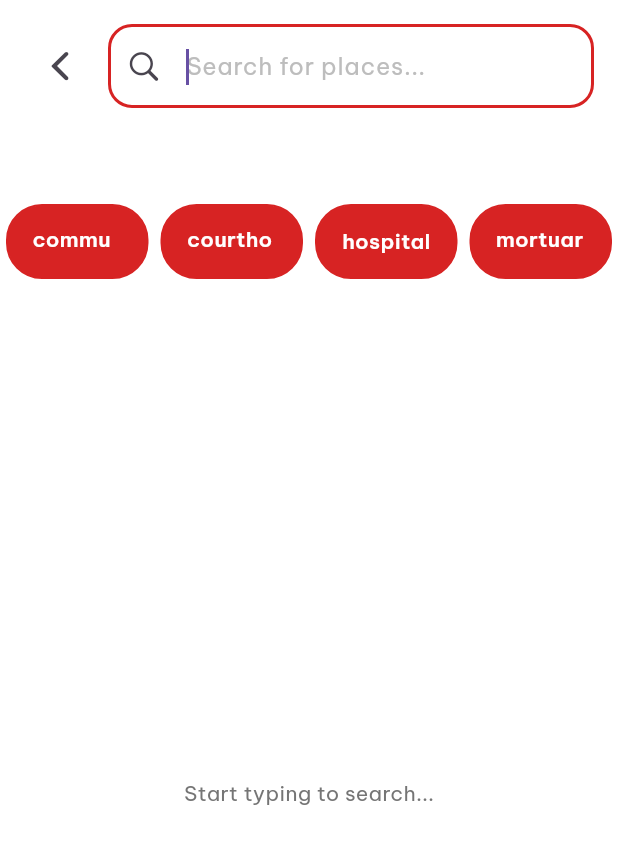
After one commit to trantonminhky/cs252-project, a Flutter app: the SearchScreen screen opened directly, after a tap on "marketplace", on a phone screen of 412 x 824 dp. The commit adds this screen. Shown: the top 844 px of the screen. Run offline on Flutter 3.47's test engine with Material 3 defaults, Android fonts, the phone set to English and light mode, and no system bars; our stand-ins replace carousel_slider, dio, dotted_border, flutter_map, flutter_riverpod, latlong2 and 2 more; accounts and stored records are empty; generated files the repository leaves out were written again; network calls fail.

Commit message:
add search and filter feature

```diff
--- /dev/null
+++ b/frontend/lib/screens/home_screen/search_screen.dart
@@ -0,0 +1,319 @@
+import "package:flutter/material.dart";
+import "package:flutter/cupertino.dart";
+import "package:carousel_slider/carousel_slider.dart";
+import "package:virtour_frontend/screens/data_factories/data_service.dart";
+import "package:virtour_frontend/screens/data_factories/place.dart";
+import "package:virtour_frontend/screens/data_factories/filter_type.dart";
+import "package:virtour_frontend/components/cards.dart";
+import "package:virtour_frontend/constants/userinfo.dart";
+import "package:virtour_frontend/screens/home_screen/place_overview.dart";
+
+class SearchScreen extends StatefulWidget {
+  final String? initialSelectedCategory;
+
+  const SearchScreen({
+    super.key,
+    this.initialSelectedCategory,
+  });
+
+  @override
+  State<SearchScreen> createState() => _SearchScreenState();
+}
+
+class _SearchScreenState extends State<SearchScreen> {
+  final TextEditingController _searchController = TextEditingController();
+  final RegionService _regionService = RegionService();
+  final UserInfo _userInfo = UserInfo();
+
+  List<String> _selectedCategories = [];
+  List<Place> _searchResults = [];
+  bool _isLoading = false;
+  String? _errorMessage;
+
+  @override
+  void initState() {
+    super.initState();
+    _initializeCategories();
+
+    // If an initial category is provided, ensure it's in the selected list
+    if (widget.initialSelectedCategory != null) {
+      if (!_selectedCategories.contains(widget.initialSelectedCategory)) {
+        // Add the initial category if not already present
+        if (_selectedCategories.length >= 5) {
+          // Replace the last one
+          _selectedCategories[4] = widget.initialSelectedCategory!;
+        } else {
+          _selectedCategories.add(widget.initialSelectedCategory!);
+        }
+      }
+    }
+  }
+
+  void _initializeCategories() {
+    // Get user preferences
+    List<String> userPreferences = _userInfo.preferences;
+
+    // Get all available categories
+    List<String> allCategories =
+        CategoryType.values.map((e) => e.name).toList();
+
+    // Ensure we have exactly 5 categories
+    if (userPreferences.length >= 5) {
+      _selectedCategories = userPreferences.take(5).toList();
+    } else {
+      _selectedCategories = List.from(userPreferences);
+      // Add more categories from all categories if needed
+      for (var category in allCategories) {
+        if (_selectedCategories.length >= 5) break;
+        if (!_selectedCategories.contains(category)) {
+          _selectedCategories.add(category);
+        }
+      }
+    }
+  }
+
+  Future<void> _performSearch() async {
+    // Only search if there's text entered
+    if (_searchController.text.trim().isEmpty) {
+      setState(() {
+        _searchResults = [];
+        _errorMessage = null;
+      });
+      return;
+    }
+
+    setState(() {
+      _isLoading = true;
+      _errorMessage = null;
+    });
+
+    try {
+      // Use empty list if no categories are selected
+      final filtersToUse = _selectedCategories.isEmpty
+          ? <String>[]
+          : List<String>.from(_selectedCategories);
+      final results = await _regionService.getFilteredPlaces(
+        _searchController.text,
+        filtersToUse,
+      );
+      setState(() {
+        _searchResults = results;
+        _isLoading = false;
+      });
+    } catch (e) {
+      setState(() {
+        _errorMessage = e.toString();
+        _isLoading = false;
+      });
+    }
+  }
+
+  void _toggleCategory(String category) {
+    setState(() {
+      if (_selectedCategories.contains(category)) {
+        _selectedCategories.remove(category);
+      } else {
+        _selectedCategories.add(category);
+      }
+    });
+    // Re-trigger search if there's already text entered
+    if (_searchController.text.trim().isNotEmpty) {
+      _performSearch();
+    }
+  }
+
+  @override
+  void dispose() {
+    _searchController.dispose();
+    super.dispose();
+  }
+
+  @override
+  Widget build(BuildContext context) {
+    return Scaffold(
+      backgroundColor: Colors.white,
+      body: SafeArea(
+        child: Column(
+          children: [
+            // Search bar with back button
+            Padding(
+              padding: const EdgeInsets.all(16),
+              child: Row(
+                children: [
+                  IconButton(
+                    icon: const Icon(CupertinoIcons.back, size: 30),
+                    onPressed: () => Navigator.pop(context),
+                  ),
+                  const SizedBox(width: 8),
+                  Expanded(
+                    child: TextField(
+                      controller: _searchController,
+                      autofocus: true,
+                      textInputAction: TextInputAction.search,
+                      onSubmitted: (value) {
+                        _performSearch();
+                      },
+                      decoration: InputDecoration(
+                        hintText: "Search for places...",
+                        hintStyle: TextStyle(
+                          color: Colors.grey[400],
+                          fontFamily: "BeVietnamPro",
+                        ),
+                        prefixIcon: const Icon(CupertinoIcons.search),
+                        filled: true,
+                        fillColor: Colors.white,
+                        enabledBorder: OutlineInputBorder(
+                          borderSide: const BorderSide(width: 2),
+                          borderRadius: BorderRadius.circular(16),
+                        ),
+                        focusedBorder: OutlineInputBorder(
+                          borderSide: const BorderSide(
+                            width: 2,
+                            color: Color(0xFFD72323),
+                          ),
+                          borderRadius: BorderRadius.circular(16),
+                        ),
+                        suffixIcon: _searchController.text.isNotEmpty
+                            ? IconButton(
+                                icon: const Icon(Icons.clear),
+                                onPressed: () {
+                                  setState(() {
+                                    _searchController.clear();
+                                    _searchResults = [];
+                                  });
+                                },
+                              )
+                            : null,
+                      ),
+                    ),
+                  ),
+                ],
+              ),
+            ),
+
+            // SizedBox with height 48
+            const SizedBox(height: 48),
+
+            // Carousel of category chips
+            SizedBox(
+              height: 50,
+              child: CarouselSlider(
+                options: CarouselOptions(
+                  height: 50,
+                  viewportFraction: 0.25,
+                  enlargeCenterPage: false,
+                  enableInfiniteScroll: false,
+                  padEnds: false,
+                ),
+                items: _selectedCategories.map((category) {
+                  final isSelected = _selectedCategories.contains(category);
+                  return GestureDetector(
+                    onTap: () => _toggleCategory(category),
+                    child: Container(
+                      margin: const EdgeInsets.symmetric(horizontal: 4),
+                      padding: const EdgeInsets.symmetric(
+                        horizontal: 16,
+                        vertical: 12,
+                      ),
+                      decoration: BoxDecoration(
+                        color: isSelected
+                            ? const Color(0xFFD72323)
+                            : Colors.transparent,
+                        borderRadius: BorderRadius.circular(24),
+                        border: Border.all(
+                          color: isSelected
+                              ? const Color(0xFFD72323)
+                              : Colors.grey,
+                          width: 1.5,
+                        ),
+                      ),
+                      child: Center(
+                        child: Text(
+                          category,
+                          style: TextStyle(
+                            color: isSelected ? Colors.white : Colors.black87,
+                            fontSize: 14,
+                            fontFamily: "BeVietnamPro",
+                            fontWeight: FontWeight.w600,
+                          ),
+                        ),
+                      ),
+                    ),
+                  );
+                }).toList(),
+              ),
+            ),
+
+            // SizedBox with height 48
+            const SizedBox(height: 48),
+
+            // Search results list
+            Expanded(
+              child: _isLoading
+                  ? const Center(child: CircularProgressIndicator())
+                  : _errorMessage != null
+                      ? Center(
+                          child: Padding(
+                            padding: const EdgeInsets.all(20),
+                            child: Text(
+                              _errorMessage!,
+                              style: const TextStyle(color: Colors.red),
+                              textAlign: TextAlign.center,
+                            ),
+                          ),
+                        )
+                      : _searchResults.isEmpty
+                          ? Center(
+                              child: Text(
+                                _searchController.text.isEmpty
+                                    ? "Start typing to search..."
+                                    : "No places found",
+                                style: TextStyle(
+                                  color: Colors.grey[600],
+                                  fontFamily: "BeVietnamPro",
+                                ),
+                              ),
+                            )
+                          : ListView.builder(
+                              padding:
+                                  const EdgeInsets.symmetric(horizontal: 16),
+                              itemCount: _searchResults.length,
+                              itemBuilder: (context, index) {
+                                final place = _searchResults[index];
+                                return Padding(
+                                  padding: const EdgeInsets.only(bottom: 12),
+                                  child: Cards(
+                                    size: CardSize.horiz,
+                                    imageUrl: place.imageUrl,
+                                    title: place.name,
+                                    subtitle: place.address,
+                                    chips: place.categories
+                                        .take(2)
+                                        .map(
+                                          (cat) => (
+                                            label: cat,
+                                            backgroundColor:
+                                                const Color(0xFFD72323)
+                                          ),
+                                        )
+                                        .toList(),
+                                    onTap: () {
+                                      Navigator.push(
+                                        context,
+                                        CupertinoPageRoute(
+                                          builder: (context) =>
+                                              PlaceOverview(place: place),
+                                        ),
+                                      );
+                                    },
+                                  ),
+                                );
+                              },
+                            ),
+            ),
+          ],
+        ),
+      ),
+    );
+  }
+}
```
Also changed, not shown: frontend/lib/screens/data_factories/data_service.dart (+24 -8 lines), frontend/lib/screens/home_screen/home_screen.dart (+20 -11 lines), frontend/lib/screens/home_screen/place_overview.dart (+34 -1 lines).
